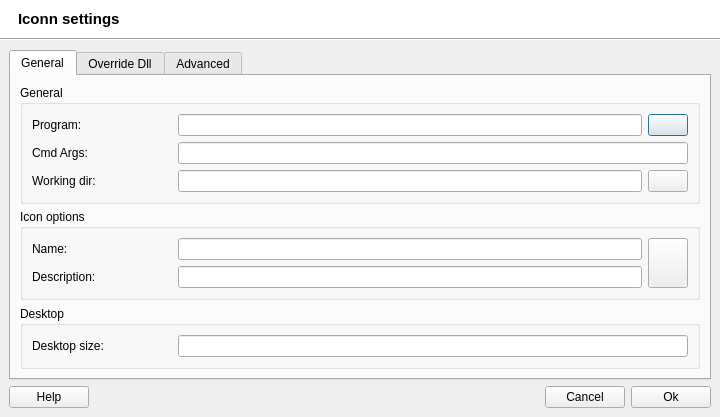
First picture: the form in src/uis/IconSettings.ui, repository brezerk/q4wine, before the edit.
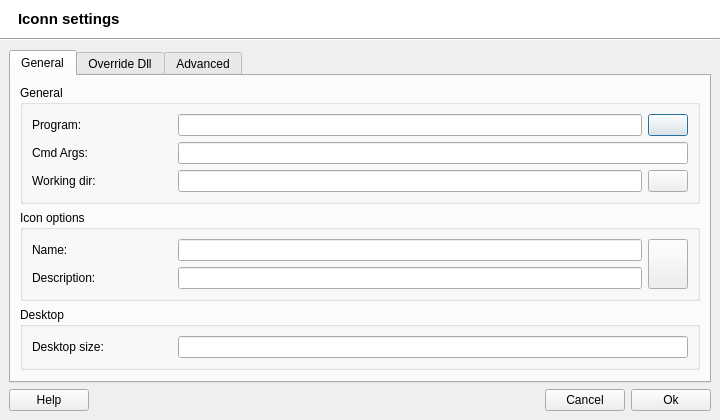
Second picture: the form after the edit. Icons and pictures are not drawn.

Commit message: Fixed: Fixed gui bug repported by Void

```diff
--- a/src/uis/IconSettings.ui
+++ b/src/uis/IconSettings.ui
@@ -10,21 +10,9 @@
     <x>0</x>
     <y>0</y>
     <width>720</width>
-    <height>417</height>
+    <height>388</height>
    </rect>
   </property>
-  <property name="sizePolicy">
-   <sizepolicy hsizetype="Preferred" vsizetype="Expanding">
-    <horstretch>0</horstretch>
-    <verstretch>0</verstretch>
-   </sizepolicy>
-  </property>
-  <property name="minimumSize">
-   <size>
-    <width>340</width>
-    <height>370</height>
-   </size>
-  </property>
   <property name="windowTitle">
    <string>Icon settings</string>
   </property>
```
Left out of the diff: 18 changed lines with no effect on the pictures.
